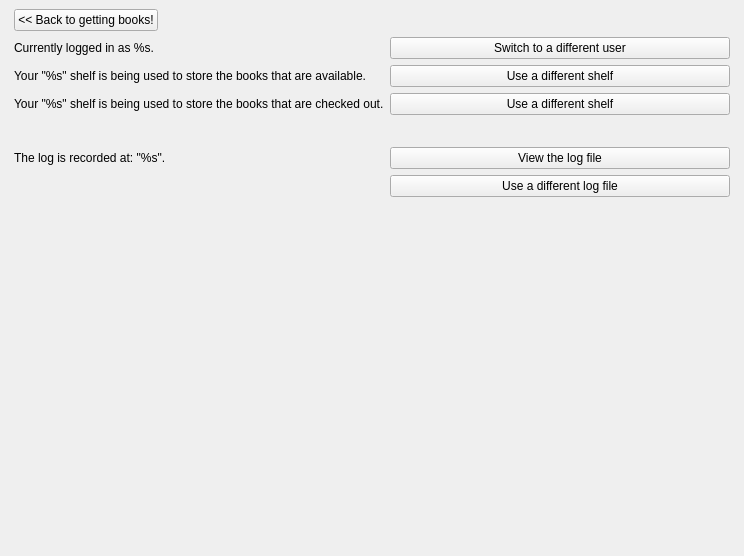
Qt form checkout.ui (sbadame/checkout) before a commit.
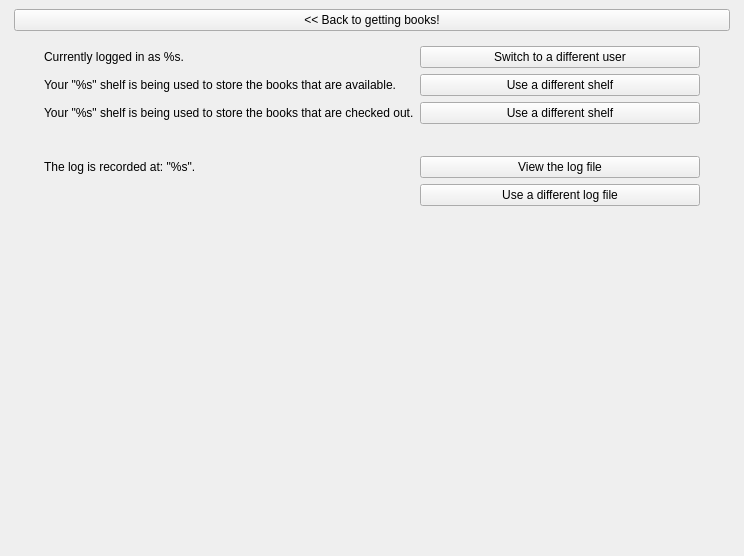
The same form after that commit. The open tabs and pages were chosen to show the change. Custom widgets are drawn as their Qt base class.

Commit message: Fixed the spacing in options panel

The edit to the form file:
```diff
--- a/checkout.ui
+++ b/checkout.ui
@@ -182,39 +182,80 @@
           </layout>
          </widget>
          <widget class="QWidget" name="optionspage">
-          <layout class="QFormLayout" name="formLayout_2">
-           <property name="fieldGrowthPolicy">
-            <enum>QFormLayout::AllNonFixedFieldsGrow</enum>
-           </property>
-           <item row="2" column="0">
+          <layout class="QVBoxLayout" name="verticalLayout">
+           <item>
+            <widget class="QPushButton" name="back_to_books">
+             <property name="text">
+              <string>&lt;&lt; Back to getting books!</string>
+             </property>
+            </widget>
+           </item>
+           <item>
+            <widget class="QWidget" name="widget_3" native="true">
+             <layout class="QFormLayout" name="formLayout">
+              <property name="leftMargin">
+               <number>30</number>
+              </property>
+              <property name="rightMargin">
+               <number>30</number>
+              </property>
+              <item row="0" column="0">
             <widget class="QLabel" name="user_label">
              <property name="text">
               <string>Currently logged in as %s.</string>
              </property>
             </widget>
            </item>
-           <item row="2" column="1">
+              <item row="0" column="1">
             <widget class="QPushButton" name="switch_user_button">
              <property name="text">
               <string>Switch to a different user</string>
              </property>
             </widget>
            </item>
-           <item row="4" column="0">
+              <item row="1" column="0">
+               <widget class="QLabel" name="checkedin_shelf_label">
+                <property name="text">
+                 <string>Your &quot;%s&quot; shelf is being used to store the books that are available.</string>
+                </property>
+               </widget>
+              </item>
+              <item row="1" column="1">
+               <widget class="QPushButton" name="switch_checkedin_button">
+                <property name="text">
+                 <string>Use a different shelf</string>
+                </property>
+               </widget>
+              </item>
+              <item row="2" column="0">
             <widget class="QLabel" name="checkedout_shelf_label">
              <property name="text">
               <string>Your &quot;%s&quot; shelf is being used to store the books that are checked out.</string>
              </property>
             </widget>
            </item>
-           <item row="4" column="1">
+              <item row="2" column="1">
             <widget class="QPushButton" name="switch_checkedout_button">
              <property name="text">
               <string>Use a different shelf</string>
              </property>
             </widget>
            </item>
-           <item row="6" column="0" colspan="2">
+              <item row="5" column="0">
+               <widget class="QLabel" name="log_label">
+                <property name="text">
+                 <string>The log is recorded at: &quot;%s&quot;.</string>
+                </property>
+               </widget>
+              </item>
+              <item row="5" column="1">
+               <widget class="QPushButton" name="view_log_button">
+                <property name="text">
+                 <string>View the log file</string>
+                </property>
+               </widget>
+              </item>
+              <item row="4" column="0">
             <spacer name="horizontalSpacer">
              <property name="orientation">
               <enum>Qt::Horizontal</enum>
@@ -227,46 +268,14 @@
              </property>
             </spacer>
            </item>
-           <item row="7" column="1">
-            <widget class="QPushButton" name="view_log_button">
-             <property name="text">
-              <string>View the log file</string>
-             </property>
-            </widget>
-           </item>
-           <item row="7" column="0">
-            <widget class="QLabel" name="log_label">
-             <property name="text">
-              <string>The log is recorded at: &quot;%s&quot;.</string>
-             </property>
-            </widget>
-           </item>
-           <item row="9" column="1">
+              <item row="6" column="1">
             <widget class="QPushButton" name="switch_log_button">
              <property name="text">
               <string>Use a different log file</string>
              </property>
             </widget>
            </item>
-           <item row="3" column="0">
-            <widget class="QLabel" name="checkedin_shelf_label">
-             <property name="text">
-              <string>Your &quot;%s&quot; shelf is being used to store the books that are available.</string>
-             </property>
-            </widget>
-           </item>
-           <item row="3" column="1">
-            <widget class="QPushButton" name="switch_checkedin_button">
-             <property name="text">
-              <string>Use a different shelf</string>
-             </property>
-            </widget>
-           </item>
-           <item row="0" column="0">
-            <widget class="QPushButton" name="back_to_books">
-             <property name="text">
-              <string>&lt;&lt; Back to getting books!</string>
-             </property>
+             </layout>
             </widget>
            </item>
           </layout>
```
Lines whose indentation alone changed are shown as unchanged.
